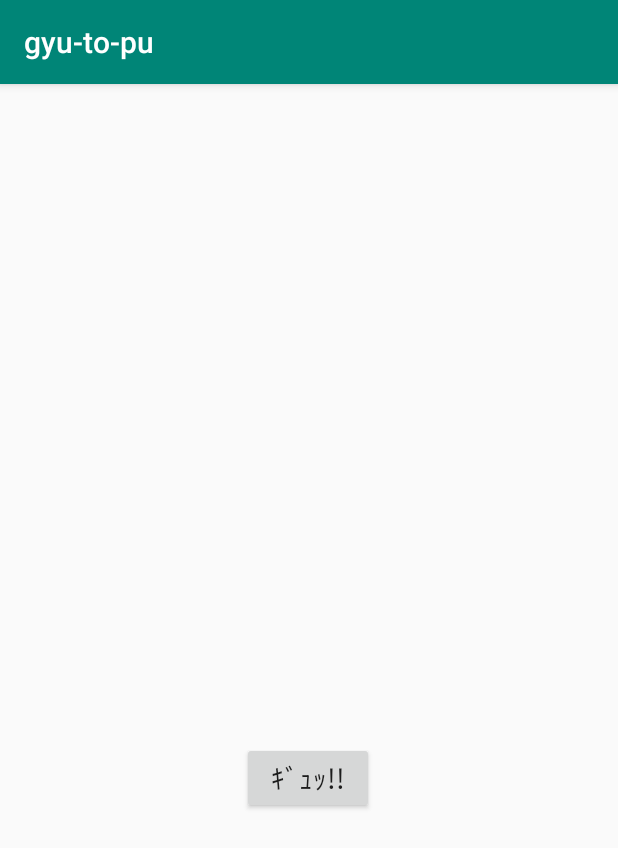
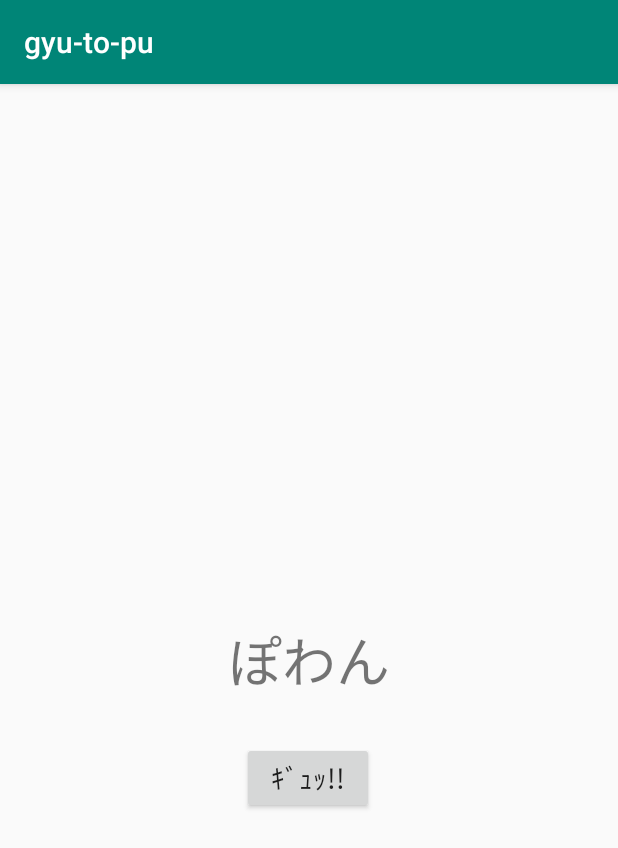
Before and after one commit to nacco-bron/gyu-to-pu, an Android app: the screen it shows after launch (MainActivity), on a phone screen of 412 x 824 dp. Shown: the top 848 px of the screen. Run offline under Robolectric (Android 15) with nearby library versions, the phone set to English and light mode, and no system bars.

Commit message:
#1 Property Animation のサンプル

```diff
--- a/app/src/main/java/com/example/gyutopu/MainActivity.java
+++ b/app/src/main/java/com/example/gyutopu/MainActivity.java
@@ -1,11 +1,14 @@
 package com.example.gyutopu;
 
+import android.animation.ObjectAnimator;
 import android.annotation.SuppressLint;
 import android.os.Bundle;
 import android.support.v7.app.AppCompatActivity;
 import android.view.MotionEvent;
 import android.view.View;
 import android.widget.Button;
+import android.widget.ImageView;
+import android.widget.TextView;
 
 import java.util.ArrayList;
 import java.util.List;
@@ -20,16 +23,33 @@ public class MainActivity extends AppCompatActivity {
 
         Button btn = findViewById(R.id.messageButton);
 
+        final View animeTextView = findViewById(R.id.animeTextView);
+
         final GyuResults gyuResults = new GyuResults(listGyuResults());
 
         btn.setOnTouchListener(new View.OnTouchListener() {
             @Override
             public boolean onTouch(View v, MotionEvent event) {
                 if (event.getAction() != MotionEvent.ACTION_DOWN) return false;
-                gyuResults.showRandom();
+
+                    animateAlpha(animeTextView);
+
+//                gyuResults.showRandom();
                 return false;
             }
         });
+    }
+
+    private void animateAlpha( View target ) {
+
+        // alphaプロパティを0fから1fに変化させます
+        ObjectAnimator objectAnimator = ObjectAnimator.ofFloat( target, "alpha", 0f, 1f );
+
+        // 3秒かけて実行させます
+        objectAnimator.setDuration( 3000 );
+
+        // アニメーションを開始します
+        objectAnimator.start();
     }
 
     private List<View> listGyuResults() {
--- a/app/src/main/res/layout/activity_main.xml
+++ b/app/src/main/res/layout/activity_main.xml
@@ -20,6 +20,24 @@
         android:text="@string/messagetext"
         android:textSize="30sp"
         android:visibility="invisible"
+        app:layout_constraintBottom_toBottomOf="parent"
+        app:layout_constraintEnd_toEndOf="parent"
+        app:layout_constraintStart_toStartOf="parent"
+        app:layout_constraintTop_toTopOf="parent" />
+
+    <TextView
+        android:id="@+id/animeTextView"
+        android:layout_width="wrap_content"
+        android:layout_height="wrap_content"
+        android:layout_marginStart="8dp"
+        android:layout_marginLeft="8dp"
+        android:layout_marginTop="8dp"
+        android:layout_marginEnd="8dp"
+        android:layout_marginRight="8dp"
+        android:layout_marginBottom="8dp"
+        android:text="@string/animeviewtext"
+        android:textSize="36sp"
+        android:visibility="visible"
         app:layout_constraintBottom_toBottomOf="parent"
         app:layout_constraintEnd_toEndOf="parent"
         app:layout_constraintStart_toStartOf="parent"
@@ -115,4 +133,5 @@
         app:layout_constraintTop_toTopOf="parent"
         app:srcCompat="@drawable/sushi" />
 
+
 </android.support.constraint.ConstraintLayout>
--- a/app/src/main/res/values/strings.xml
+++ b/app/src/main/res/values/strings.xml
@@ -6,4 +6,5 @@
     <string name="pig">ぶた</string>
     <string name="hamburger">ハンバーガー</string>
     <string name="sushi">すし</string>
+    <string name="animeviewtext">ぽわん</string>
 </resources>
```
